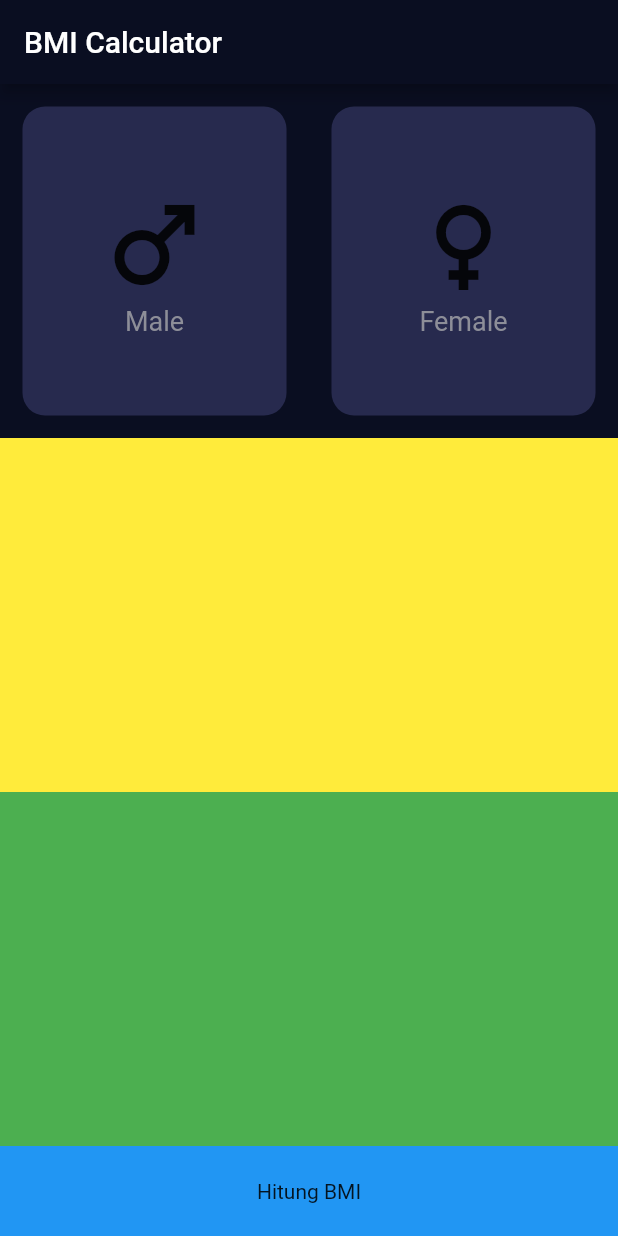
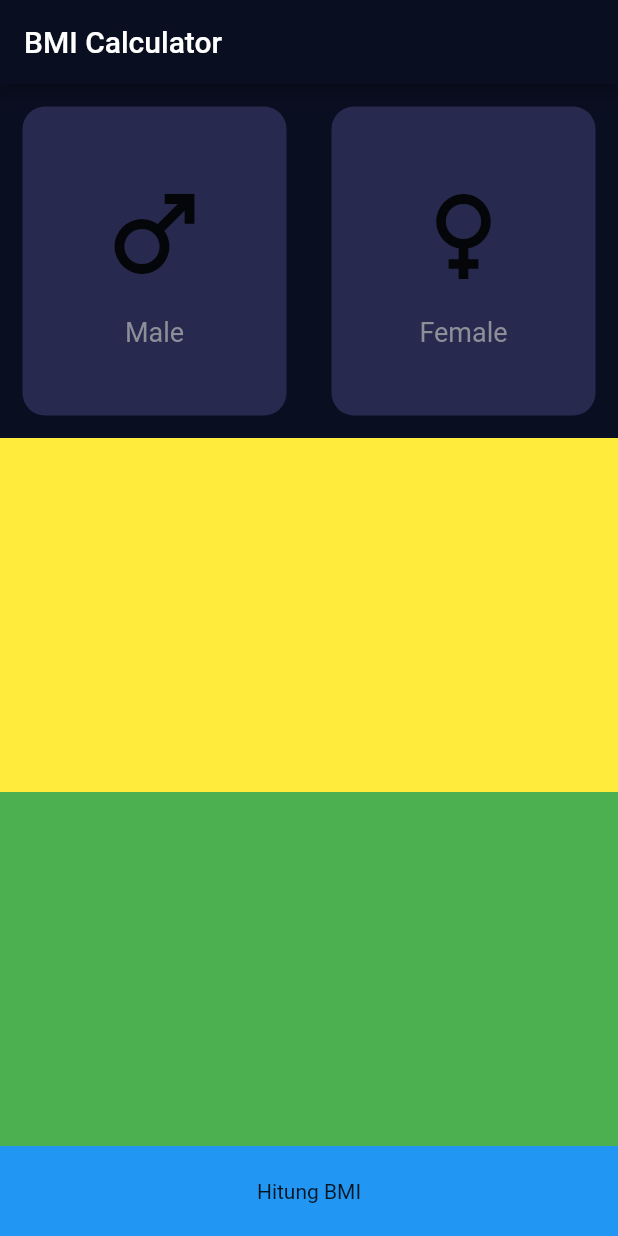
Before and after one commit to hadziqmtqn/bmi, a Flutter app: the screen it shows after launch, on a phone screen of 412 x 824 dp. Run offline on Flutter 3.47's test engine with Material 2 defaults, Android fonts, the phone set to English and light mode, and no system bars.

Commit message:
add widget GenderIconText & BmiCard

```diff
--- /dev/null
+++ b/lib/constants/constant.dart
@@ -0,0 +1,7 @@
+import 'package:flutter/material.dart';
+
+Color primaryColor = const Color(0xff0a0e21);
+TextStyle? genderTextStyle = TextStyle(
+  fontSize: 18,
+  color: Color(0xff8d8e98),
+);
--- a/lib/main.dart
+++ b/lib/main.dart
@@ -1,3 +1,4 @@
+import 'package:bmi/constants/constant.dart';
 import 'package:bmi/views/bmi_data_screen.dart';
 import 'package:flutter/material.dart';
 
@@ -14,7 +15,8 @@ class MyApp extends StatelessWidget {
     return MaterialApp(
       title: 'Flutter Demo',
       theme: ThemeData(
-        appBarTheme: AppBarTheme(backgroundColor: Color(0xff0a0e21)),
+        primaryColor: primaryColor,
+        appBarTheme: AppBarTheme(backgroundColor: primaryColor),
         // This is the theme of your application.
         //
         // Try running your application with "flutter run". You'll see the
--- a/lib/views/bmi_data_screen.dart
+++ b/lib/views/bmi_data_screen.dart
@@ -1,3 +1,4 @@
+import 'package:bmi/constants/constant.dart';
 import 'package:bmi/views/bmi_result_screen.dart';
 import 'package:flutter/material.dart';
 
@@ -19,49 +20,23 @@ class _BmiDataScreenState extends State<BmiDataScreen> {
       body: Column(children: [
         Expanded(
             child: Row(
-          children: [
+          children: const [
             Expanded(
-                child: Container(
-              decoration: BoxDecoration(
-                color: Color(0xff272A4E),
-                borderRadius: BorderRadius.circular(15),
+              child: BmiCard(
+                child: GenderIconText(
+                  icon: Icons.male,
+                  title: 'Male',
+                ),
               ),
-              margin: EdgeInsets.all(15),
-              child: Column(
-                mainAxisAlignment: MainAxisAlignment.center,
-                children: const [
-                  Icon(
-                    Icons.male,
-                    size: 80,
-                  ),
-                  Text(
-                    "Male",
-                    style: TextStyle(fontSize: 18, color: Color(0xff8d8e98)),
-                  )
-                ],
+            ),
+            Expanded(
+              child: BmiCard(
+                child: GenderIconText(
+                  icon: Icons.female,
+                  title: 'Female',
+                ),
               ),
-            )),
-            Expanded(
-                child: Container(
-              decoration: BoxDecoration(
-                color: Color(0xff272A4E),
-                borderRadius: BorderRadius.circular(15),
-              ),
-              margin: EdgeInsets.all(15),
-              child: Column(
-                mainAxisAlignment: MainAxisAlignment.center,
-                children: const [
-                  Icon(
-                    Icons.female,
-                    size: 80,
-                  ),
-                  Text(
-                    "Female",
-                    style: TextStyle(fontSize: 18, color: Color(0xff8d8e98)),
-                  )
-                ],
-              ),
-            ))
+            ),
           ],
         )),
         Expanded(
@@ -90,3 +65,53 @@ class _BmiDataScreenState extends State<BmiDataScreen> {
     );
   }
 }
+
+class BmiCard extends StatelessWidget {
+  const BmiCard({
+    Key? key,
+    this.child,
+  }) : super(key: key);
+
+  final Widget? child;
+
+  @override
+  Widget build(BuildContext context) {
+    return Container(
+      decoration: BoxDecoration(
+        color: Color(0xff272A4E),
+        borderRadius: BorderRadius.circular(15),
+      ),
+      margin: EdgeInsets.all(15),
+      child: child,
+    );
+  }
+}
+
+class GenderIconText extends StatelessWidget {
+  const GenderIconText({
+    Key? key,
+    required this.title,
+    required this.icon,
+  }) : super(key: key);
+
+  final String title;
+  final IconData icon;
+
+  @override
+  Widget build(BuildContext context) {
+    return Column(
+      mainAxisAlignment: MainAxisAlignment.center,
+      children: [
+        Icon(
+          icon,
+          size: 80,
+        ),
+        const SizedBox(height: 15),
+        Text(
+          title,
+          style: genderTextStyle,
+        )
+      ],
+    );
+  }
+}
```
